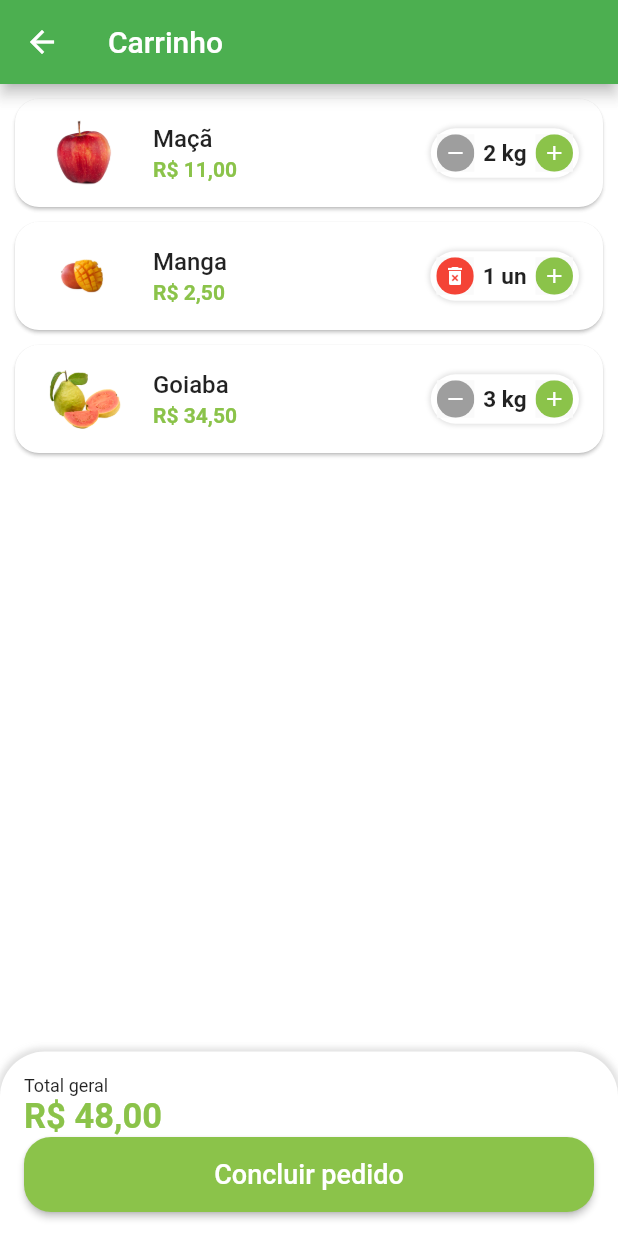
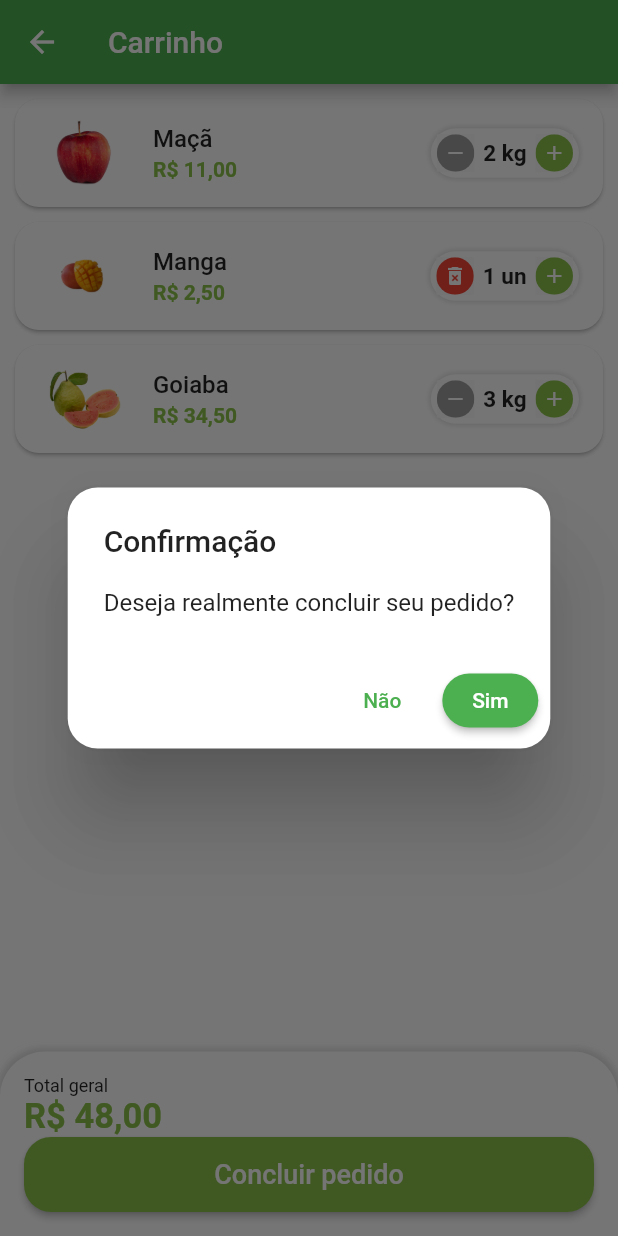
Before and after one commit to thiagolazaro/greengrocer-app-flutter, a Flutter app: the CartTab screen opened directly, after a tap on "Concluir pedido", on a phone screen of 412 x 824 dp. Run offline on Flutter 3.47's test engine with Material 2 defaults, Android fonts, the phone set to English and light mode, and no system bars; our stand-ins replace animated_text_kit, badges, mask_text_input_formatter.

Commit message:
Diálogo de Confirmação

```diff
--- a/lib/src/pages/cart/cart_tab.dart
+++ b/lib/src/pages/cart/cart_tab.dart
@@ -93,7 +93,11 @@ class _CartTabState extends State<CartTab> {
                 SizedBox(
                   height: 50,
                   child: ElevatedButton(
-                    onPressed: () {},
+                    onPressed: () async {
+                      bool? result = await showOrderConfirmation();
+
+                      print(result);
+                    },
                     style: ElevatedButton.styleFrom(
                       primary: CustomColors.customSwatchColor,
                       shape: RoundedRectangleBorder(
@@ -115,4 +119,38 @@ class _CartTabState extends State<CartTab> {
       ),
     );
   }
+
+  Future<bool?> showOrderConfirmation() {
+    return showDialog(
+      context: context,
+      builder: (context) {
+        return AlertDialog(
+          shape: RoundedRectangleBorder(
+            borderRadius: BorderRadius.circular(20),
+          ),
+          title: const Text('Confirmação'),
+          content: const Text('Deseja realmente concluir seu pedido?'),
+          actions: [
+            TextButton(
+              onPressed: () {
+                Navigator.of(context).pop(false);
+              },
+              child: const Text('Não'),
+            ),
+            ElevatedButton(
+              style: ElevatedButton.styleFrom(
+                shape: RoundedRectangleBorder(
+                  borderRadius: BorderRadius.circular(20),
+                ),
+              ),
+              onPressed: () {
+                Navigator.of(context).pop(true);
+              },
+              child: const Text('Sim'),
+            ),
+          ],
+        );
+      },
+    );
+  }
 }
```
